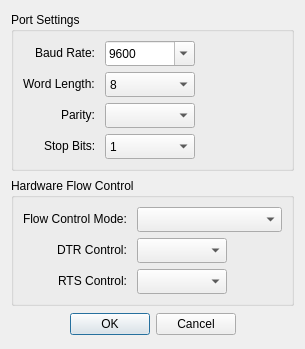
Qt form src/dialogs/dialogsetupserialport.ui (sanny32/OpenModSim) before a commit.
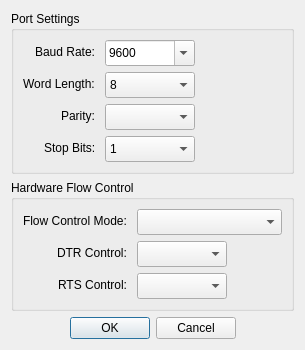
The same form after that commit. Custom widgets are drawn as their Qt base class.

```diff
--- a/src/dialogs/dialogsetupserialport.ui
+++ b/src/dialogs/dialogsetupserialport.ui
@@ -47,7 +47,7 @@
         <property name="minimumSize">
          <size>
           <width>90</width>
-          <height>25</height>
+          <height>26</height>
          </size>
         </property>
         <property name="editable">
@@ -116,7 +116,7 @@
         <property name="minimumSize">
          <size>
           <width>90</width>
-          <height>25</height>
+          <height>26</height>
          </size>
         </property>
         <property name="currentIndex">
@@ -152,7 +152,7 @@
         <property name="minimumSize">
          <size>
           <width>90</width>
-          <height>25</height>
+          <height>26</height>
          </size>
         </property>
         <property name="currentIndex">
@@ -178,7 +178,7 @@
         <property name="minimumSize">
          <size>
           <width>90</width>
-          <height>25</height>
+          <height>26</height>
          </size>
         </property>
         <item>
@@ -223,7 +223,7 @@
         <property name="minimumSize">
          <size>
           <width>0</width>
-          <height>25</height>
+          <height>26</height>
          </size>
         </property>
         <property name="currentIndex">
@@ -249,7 +249,7 @@
         <property name="minimumSize">
          <size>
           <width>90</width>
-          <height>25</height>
+          <height>26</height>
          </size>
         </property>
        </widget>
@@ -272,7 +272,7 @@
         <property name="minimumSize">
          <size>
           <width>90</width>
-          <height>25</height>
+          <height>26</height>
          </size>
         </property>
        </widget>
```
Left out of the diff: 2 changed lines with no effect on the pictures.
